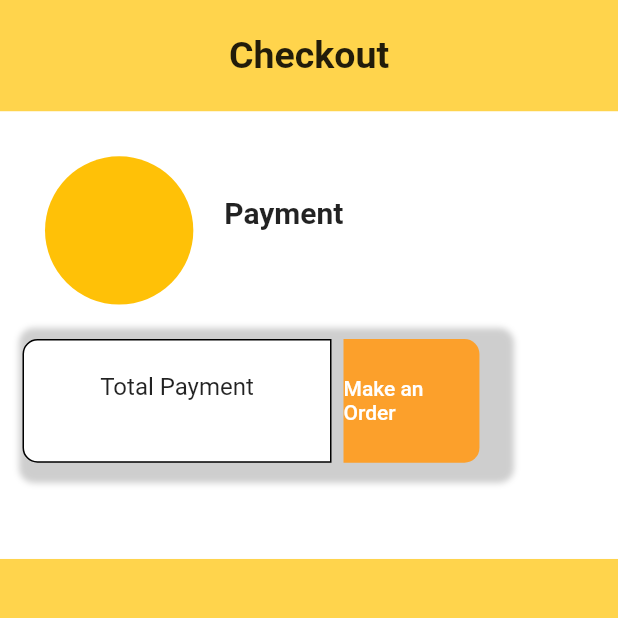
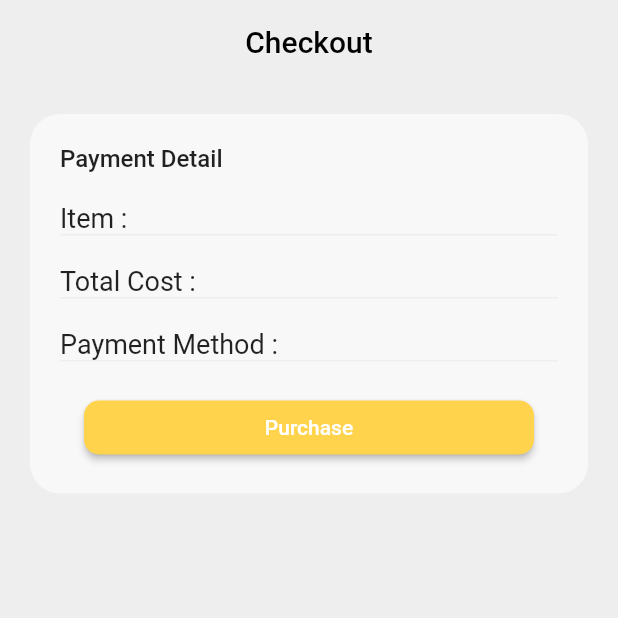
Before and after one commit to Mobile-Apps-Unpak/TA-Mobpro, a Flutter app: the Checkout screen opened directly with empty values, on a phone screen of 412 x 824 dp, the top half of it. Run offline on Flutter 3.47's test engine with Material 2 defaults, Android fonts, the phone set to English and light mode, and no system bars; our stand-ins replace cloud_firestore, firebase_auth, firebase_core, percent_indicator, persistent_bottom_nav_bar_v2 and 1 more; missing offline and left inert: dart:ffi; accounts and stored records are empty.

Commit message:
change design on checkout

```diff
--- a/mobile/lib/screen/badge.dart
+++ b/mobile/lib/screen/badge.dart
@@ -156,7 +156,7 @@ class _BadgeState extends State<Badge> {
                           .toList());
                 }
               } else {
-                return const CircularProgressIndicator();
+                return const Center(child: CircularProgressIndicator());
               }
             },
           ),
--- a/mobile/lib/screen/checkout.dart
+++ b/mobile/lib/screen/checkout.dart
@@ -5,169 +5,151 @@ import 'package:mobile/utils/userdata.dart';
 class Checkout extends StatelessWidget {
   final String? id;
   final String badgeType;
-  final String payment;
   final String price;
-  const Checkout(this.id, this.badgeType, this.price, this.payment, {Key? key})
+  final String paymentMethod;
+  const Checkout(this.id, this.badgeType, this.paymentMethod, this.price,
+      {Key? key})
       : super(key: key);
 
   @override
   Widget build(BuildContext context) {
-    var w = MediaQuery.of(context).size.width;
-    var h = MediaQuery.of(context).size.height;
-
     return Scaffold(
-      backgroundColor: const Color(0xffffd44c),
-      body: ListView(
+      backgroundColor: Colors.grey[200],
+      appBar: AppBar(
+        centerTitle: true,
+        leading: const SizedBox(),
+        title: const Text(
+          'Checkout',
+          style: TextStyle(color: Colors.black),
+        ),
+        elevation: 0,
+        backgroundColor: Colors.transparent,
+      ),
+      body: Padding(
+        padding: const EdgeInsets.all(20.0),
+        child: Column(
           children: [
             Container(
-            color: const Color(0xffffd44c),
-            height: h * 0.09,
-            child: const Center(
-              child: Text(
-                'Checkout',
-                style: TextStyle(
-                  fontSize: 25,
-                  fontWeight: FontWeight.w700,
+              padding: const EdgeInsets.all(20),
+              decoration: BoxDecoration(
+                color: Colors.white60,
+                borderRadius: BorderRadius.circular(20),
               ),
-              ),
-            ),
-          ),
-          Container(
-            color: Colors.white,
-            child: Padding(
-              padding: const EdgeInsets.all(15.0),
               child: Column(
                 crossAxisAlignment: CrossAxisAlignment.start,
                 children: [
-                  Padding(
-                    padding: const EdgeInsets.all(15),
-                    child: Row(
-                      children: [
-                        Container(
-                          height: h * 0.12,
-                          width: w * 0.24,
-                          decoration: const BoxDecoration(
-                            color: Colors.amber,
-                            borderRadius: BorderRadius.all(
-                              Radius.circular(100),
-                            ),
-                          ),
-                          child: Center(
-                            child: Text(badgeType),
-                          ),
-                        ),
-                        SizedBox(
-                          width: w * .05,
-                        ),
-                        Column(
-                          children: [
                   const Text(
-                              'Payment',
+                    'Payment Detail',
                     style: TextStyle(
-                                fontSize: 20,
-                                fontWeight: FontWeight.bold,
+                      fontWeight: FontWeight.w500,
+                      fontSize: 16,
                     ),
                   ),
                   const SizedBox(
-                              height: 5,
+                    height: 20,
                   ),
-                            Text(
-                              price,
-                              style: const TextStyle(
-                                fontSize: 15,
-                                fontWeight: FontWeight.bold,
+                  ItemPurchase(
+                      tittle: 'Item :',
+                      detail: badgeType,
+                      paymentMethod: paymentMethod),
+                  const Garis(),
+                  const SizedBox(
+                    height: 20,
                   ),
+                  ItemPurchase(
+                      tittle: 'Total Cost :',
+                      detail: price,
+                      paymentMethod: paymentMethod),
+                  const Garis(),
+                  const SizedBox(
+                    height: 20,
                   ),
-                          ],
+                  ItemPurchase(
+                      tittle: 'Payment Method :',
+                      detail: paymentMethod,
+                      paymentMethod: paymentMethod),
+                  const Garis(),
+                  const SizedBox(
+                    height: 20,
                   ),
-                      ],
-                    ),
-                  ),
-                  Container(
-                    width: w * .79,
-                    decoration: BoxDecoration(
-                      borderRadius: const BorderRadius.all(Radius.circular(10)),
-                      boxShadow: [
-                        BoxShadow(
-                          color: Colors.grey.withOpacity(0.5),
-                          spreadRadius: 2,
-                          blurRadius: 3,
-                          offset:
-                              const Offset(0, 3), // changes position of shadow
-                        ),
-                      ],
-                    ),
-                    child: Row(
-                      children: [
-                        Container(
-                          alignment: Alignment.centerRight,
-                          height: h * .1,
-                          width: w * .5,
-                          decoration: BoxDecoration(
-                            border: Border.all(color: Colors.black, width: 1),
-                            color: Colors.white,
-                            borderRadius: const BorderRadius.only(
-                              topLeft: Radius.circular(10),
-                              bottomLeft: Radius.circular(10),
-                            ),
-                          ),
-                          child: Padding(
-                              padding: const EdgeInsets.all(8.0),
-                              child: Center(
-                                child: Column(
-                                  mainAxisAlignment: MainAxisAlignment.center,
-                                  crossAxisAlignment: CrossAxisAlignment.end,
-                                  children: [
-                                    const Text(
-                                      'Total Payment',
-                                      style: TextStyle(fontSize: 16),
-                                    ),
-                                    Text(
-                                      price,
-                                      style: const TextStyle(fontSize: 16),
-                                    ),
-                                  ],
-                                ),
-                              )),
-                        ),
-                        TextButton(
-                            onPressed: (() {
+                  Center(
+                    child: ElevatedButton(
+                      onPressed: () {
                         UserData.updateBadge(id, badgeType);
-                              PaymentService.updateOrder(id).then((value) =>
-                                  ScaffoldMessenger.of(context).showSnackBar(
+                        PaymentService.updateOrder("Paid").then(
+                          (value) => ScaffoldMessenger.of(context).showSnackBar(
                             const SnackBar(
                               content: Text('Order success'),
                             ),
-                                  ));
-                            }),
-                            child: Center(
-                              child: Container(
-                                alignment: Alignment.center,
-                                height: h * .1,
-                                width: w * .22,
-                                decoration: const BoxDecoration(
-                                  color: Color(0xffFCA02B),
-                                  borderRadius: BorderRadius.only(
-                                    topRight: Radius.circular(10),
-                                    bottomRight: Radius.circular(10),
                           ),
+                        );
+                      },
+                      child: const Text('Purchase'),
+                      style: ElevatedButton.styleFrom(
+                        primary: const Color.fromARGB(255, 255, 212, 76),
+                        fixedSize: const Size(300, 30),
+                        shape: RoundedRectangleBorder(
+                          borderRadius: BorderRadius.circular(10),
                         ),
-                                child: const Text(
-                                  'Make an Order',
-                                  style: TextStyle(color: Colors.white),
-                                ),
-                              ),
-                            ))
-                      ],
-                    ),
-                  ),
-                  SizedBox(height: h * .05),
-                ],
                       ),
                     ),
                   ),
                 ],
               ),
+            ),
+          ],
+        ),
+      ),
     );
   }
 }
+
+class ItemPurchase extends StatelessWidget {
+  const ItemPurchase({
+    Key? key,
+    required this.detail,
+    required this.tittle,
+    required this.paymentMethod,
+  }) : super(key: key);
+
+  final String tittle;
+  final String detail;
+  final String paymentMethod;
+
+  @override
+  Widget build(BuildContext context) {
+    return Row(
+      mainAxisAlignment: MainAxisAlignment.spaceBetween,
+      children: [
+        Text(
+          tittle,
+          style: const TextStyle(
+            fontSize: 18,
+            fontWeight: FontWeight.w400,
+          ),
+        ),
+        Text(
+          detail,
+          style: const TextStyle(
+            fontSize: 18,
+            fontWeight: FontWeight.w400,
+          ),
+        ),
+      ],
+    );
+  }
+}
+
+class Garis extends StatelessWidget {
+  const Garis({
+    Key? key,
+  }) : super(key: key);
+
+  @override
+  Widget build(BuildContext context) {
+    return Container(
+      height: 1,
+      color: Colors.grey[200],
+    );
+  }
+}
```
Lines whose indentation alone changed are shown as unchanged.
